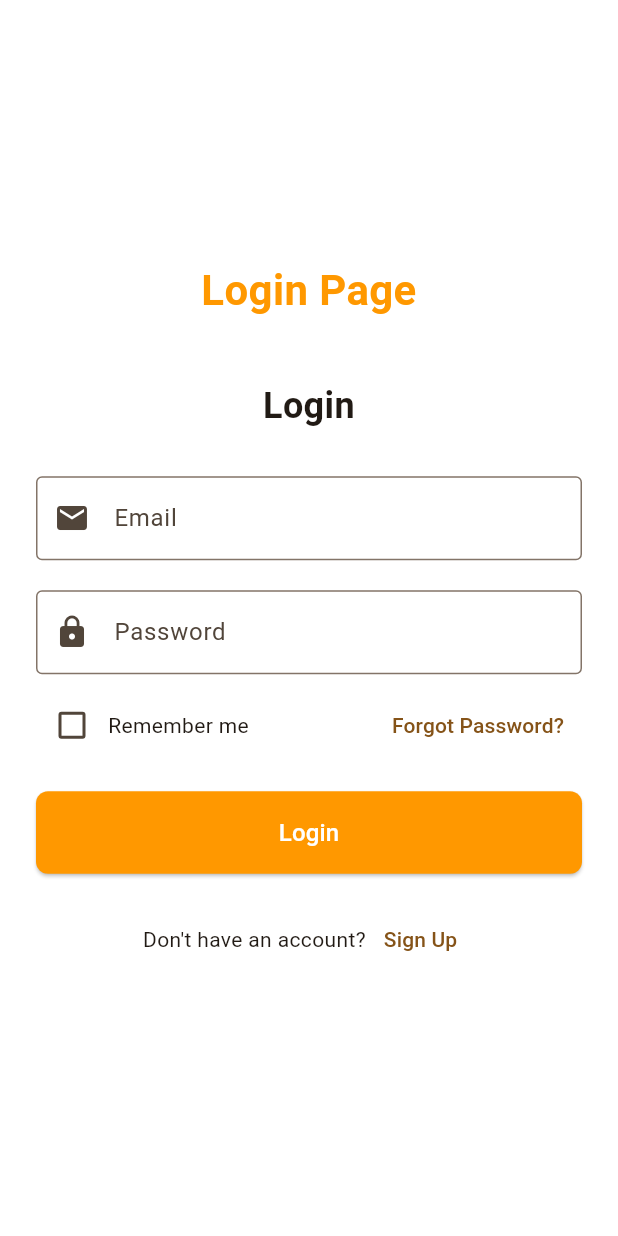
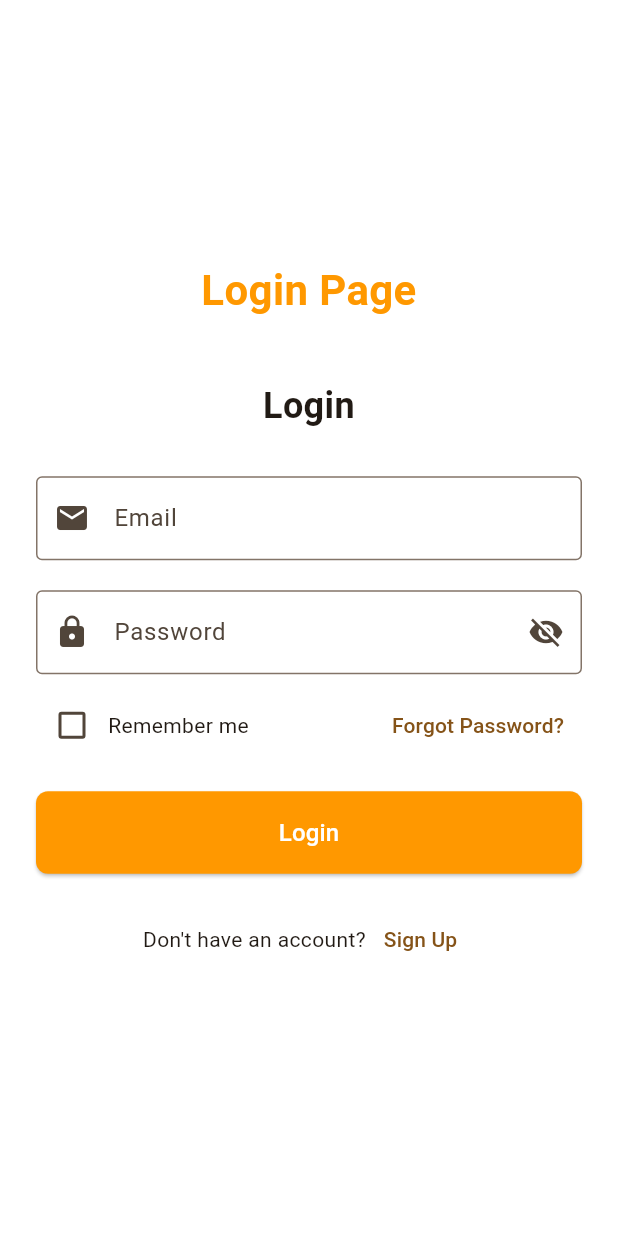
Before and after one commit to devtools-marvellous/take-home-test-2005, a Flutter app: the screen it shows after launch, on a phone screen of 412 x 824 dp. Run offline on Flutter 3.47's test engine with Material 3 defaults, Android fonts, the phone set to English and light mode, and no system bars; our stand-ins replace flutter_bloc, get_it, logger, shared_preferences.

Commit message:
Improve usability: add password visibility toggle in password field

```diff
--- a/lib/pages/login_page.dart
+++ b/lib/pages/login_page.dart
@@ -16,6 +16,7 @@ class _LoginPageState extends State<LoginPage> {
   final formKey = GlobalKey<FormState>();
 
   bool rememberMe = false;
+  bool passwordVisible = false;
 
   @override
   void dispose() {
@@ -98,12 +99,23 @@ class _LoginPageState extends State<LoginPage> {
                         const SizedBox(height: 20),
                         TextFormField(
                             controller: passwordController,
-                          decoration: const InputDecoration(
+                            decoration: InputDecoration(
                               labelText: "Password",
-                            border: OutlineInputBorder(),
-                            prefixIcon: Icon(Icons.lock),
+                              border: const OutlineInputBorder(),
+                              prefixIcon: const Icon(Icons.lock),
+                              suffixIcon: IconButton(
+                                icon: Icon(
+                                  // Toggle icon based on obscureText state
+                                  passwordVisible ? Icons.visibility : Icons.visibility_off,
                                 ),
-                          obscureText: true,
+                                onPressed: () {
+                                  setState(() {
+                                    passwordVisible = !passwordVisible;
+                                  });
+                                },
+                              ),
+                            ),
+                            obscureText: !passwordVisible,
                             validator: (value) {
                               if (value == null || value.isEmpty) {
                                 return 'Password is required';
@@ -112,8 +124,7 @@ class _LoginPageState extends State<LoginPage> {
                                 return 'Password must be at least 6 characters';
                               }
                               return null;
-                          },
-                        ),
+                            }),
                         const SizedBox(height: 10),
                         Row(
                           children: [
```
Lines whose indentation alone changed are shown as unchanged.
